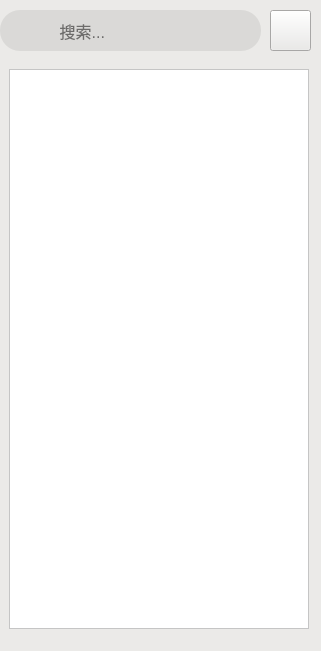
OY-YH/ATAW-Chat, file chat_Client/midw/midw.ui: the form before one commit.
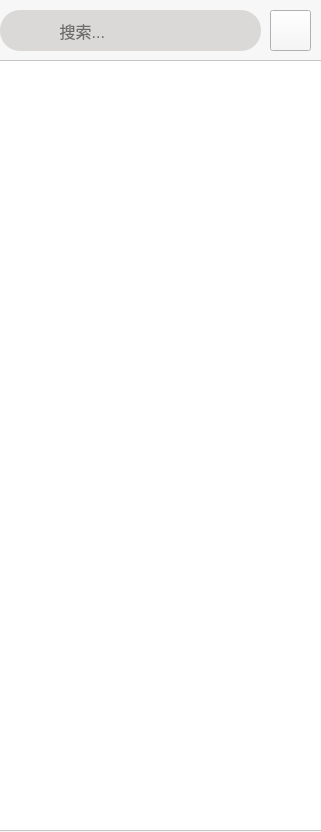
The form after the commit. Icons and pictures are not drawn. Custom widgets are drawn as their Qt base class.

```diff
--- a/chat_Client/midw/midw.ui
+++ b/chat_Client/midw/midw.ui
@@ -7,24 +7,39 @@
     <x>0</x>
     <y>0</y>
     <width>321</width>
-    <height>651</height>
+    <height>832</height>
    </rect>
   </property>
+  <property name="minimumSize">
+   <size>
+    <width>321</width>
+    <height>832</height>
+   </size>
+  </property>
   <property name="windowTitle">
    <string>Form</string>
   </property>
   <property name="styleSheet">
-   <string notr="true">background-color: rgb(235, 234, 232);</string>
+   <string notr="true">background-color: rgb(247, 247, 247);</string>
   </property>
   <widget class="QStackedWidget" name="stackedWidget">
    <property name="geometry">
     <rect>
-     <x>0</x>
+     <x>-3</x>
      <y>60</y>
-     <width>318</width>
-     <height>578</height>
+     <width>331</width>
+     <height>771</height>
     </rect>
    </property>
+   <property name="minimumSize">
+    <size>
+     <width>311</width>
+     <height>771</height>
+    </size>
+   </property>
+   <property name="styleSheet">
+    <string notr="true">background-color: rgb(226, 226, 226);</string>
+   </property>
    <property name="currentIndex">
     <number>0</number>
    </property>
@@ -36,6 +51,21 @@
      </size>
     </property>
     <layout class="QGridLayout" name="gridLayout">
+     <property name="leftMargin">
+      <number>0</number>
+     </property>
+     <property name="topMargin">
+      <number>0</number>
+     </property>
+     <property name="rightMargin">
+      <number>0</number>
+     </property>
+     <property name="bottomMargin">
+      <number>0</number>
+     </property>
+     <property name="spacing">
+      <number>0</number>
+     </property>
      <item row="0" column="0">
       <widget class="ListWidget" name="chatList">
        <property name="minimumSize">
```
Left out of the diff: 15 changed lines with no effect on the pictures.
